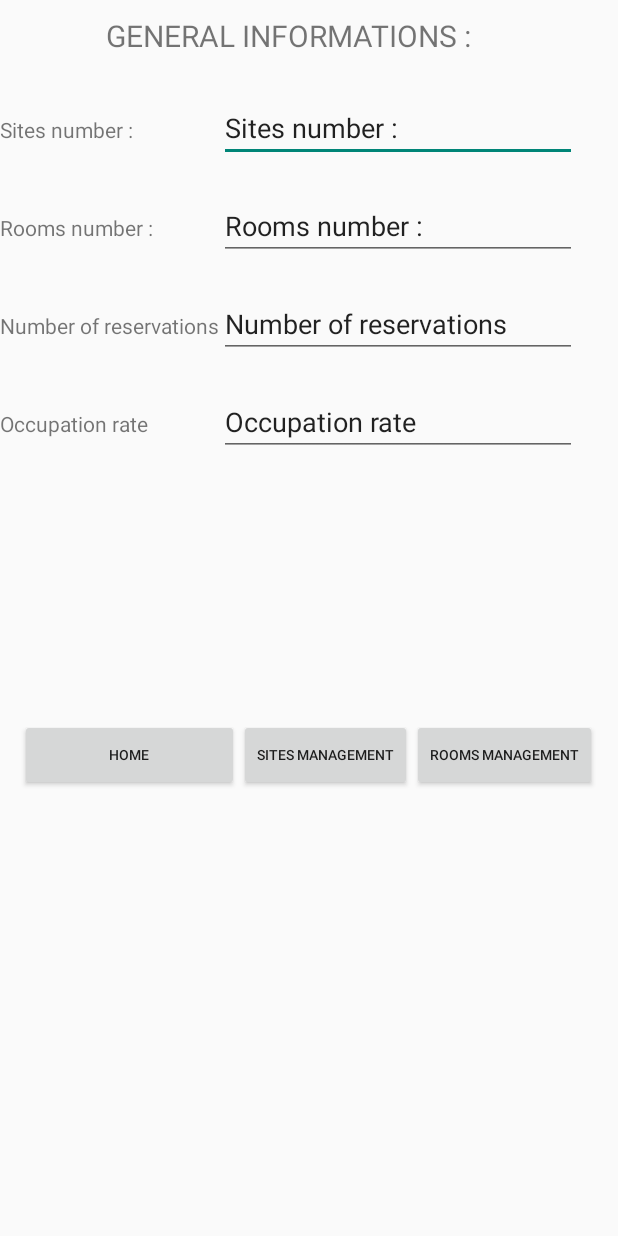
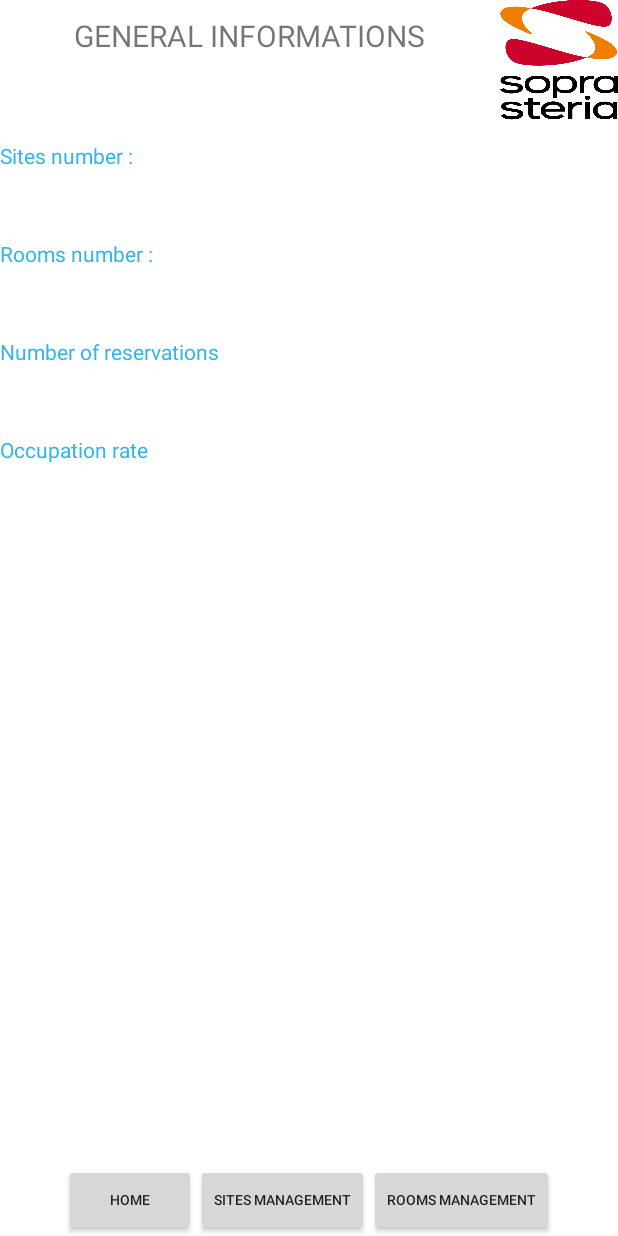
Before and after one commit to ASLoay/SopraSearch, an Android app: the layout general_info.xml on its own in the app's theme, with its tools: preview values and no code run, on a phone screen of 412 x 824 dp. Run offline under Robolectric (Android 15) with nearby library versions, the phone set to English and light mode, and no system bars.

Commit message:
Add general info

```diff
--- a/app/src/main/java/com/app/ashmawy/soprasearch/MainActivity.java
+++ b/app/src/main/java/com/app/ashmawy/soprasearch/MainActivity.java
@@ -43,7 +43,6 @@ public class MainActivity extends AppCompatActivity implements GUI_Output {
     private TextView dateBeginText;
     private TextView timeBegin;
     private TextView timeEnd;
-    private TextView currentSite;
     private EditText description;
     private EditText numOfCollab;
     private CheckBox visio;
@@ -59,7 +58,6 @@ public class MainActivity extends AppCompatActivity implements GUI_Output {
     java.sql.Date dateend;
     private Presenter presenter;
     private DataBase DB;
-    private ListView listSites;
     private ListView listRooms;
     private int siteOfRef;
     private String RoomToBook;
@@ -387,7 +385,7 @@ public class MainActivity extends AppCompatActivity implements GUI_Output {
         }
 
         ArrayAdapter<String> adapter = new ArrayAdapter<>(this, android.R.layout.simple_list_item_1, android.R.id.text1, modelsite);
-        listSites = (ListView) findViewById(R.id.listSites);
+        ListView listSites = (ListView) findViewById(R.id.listSites);
 
         // Assign adapter to ListView
         listSites.setAdapter(adapter);
@@ -417,7 +415,7 @@ public class MainActivity extends AppCompatActivity implements GUI_Output {
     public void setManageComponents() {
 
         // Set the current site
-        currentSite = (TextView) findViewById(R.id.textCurrentSite);
+        TextView currentSite = (TextView) findViewById(R.id.textCurrentSite);
         currentSite.setText(presenter.getCurrentSite());
     }
 
@@ -460,7 +458,25 @@ public class MainActivity extends AppCompatActivity implements GUI_Output {
     public void showGeneralInfoPageAfterCalcul(int nbSites, int nbRooms, int nbReservations, int reservationRate) {
         // On affiche la page avec les resultats
         setContentView(R.layout.general_info);
+        setGeneralInfoComponents();
     }
+
+    /**
+     * Create the components for the Login page
+     */
+    public void setGeneralInfoComponents() {
+        EditText nbSites        = (EditText) findViewById(R.id.editTextNbSites);
+        EditText nbRooms        = (EditText) findViewById(R.id.editTextNbSalles);
+        EditText nbReservation  = (EditText) findViewById(R.id.editTextNbReservations);
+        EditText rate           = (EditText) findViewById(R.id.editTextTO);
+
+        nbSites.setText("4");
+        nbRooms.setText("76");
+        nbReservation.setText("4");
+        rate.setText("4%");
+    }
+
+
 
 
 
--- a/app/src/main/java/com/app/ashmawy/soprasearch/Presenter/Presenter.java
+++ b/app/src/main/java/com/app/ashmawy/soprasearch/Presenter/Presenter.java
@@ -32,6 +32,7 @@ public class Presenter implements GUI_Listener, DB_Listener {
     private ArrayList<Site> siteList;
     private ArrayList<String> availableRooms=new ArrayList<>();
     private ArrayList<Integer> idAvailaibleRooms=new ArrayList<>();
+    private boolean userOrAdmin;
 
     // Special for General Info page
     private int sitesNb = -1;
@@ -69,15 +70,21 @@ public class Presenter implements GUI_Listener, DB_Listener {
      *************************/
 
     @Override
-    public void performAuthentication(String nickname, boolean UserOrAdmin) {
-        DB.inClientList(nickname, UserOrAdmin);
+    public void performAuthentication(String nickname, boolean userOrAdmin) {
+        this.userOrAdmin = userOrAdmin;
+        DB.inClientList(nickname, userOrAdmin);
         DB.searchSites();
     }
 
     @Override
     public void processResponseAuthentication (boolean accessGranted) {
         if (accessGranted){
-            GUI.showSearchScreenAfterConnect();
+            if(userOrAdmin) {
+                GUI.showSearchScreenAfterConnect();
+            }
+            else {
+                GUI.showGeneralInfoPageAfterCalcul(1,2,3,4);
+            }
         } else {
             GUI.showAlert("Access not authorized","Warning");
         }
--- a/app/src/main/res/layout/general_info.xml
+++ b/app/src/main/res/layout/general_info.xml
@@ -1,12 +1,50 @@
 <?xml version="1.0" encoding="utf-8"?>
 <RelativeLayout xmlns:android="http://schemas.android.com/apk/res/android"
-    android:layout_width="match_parent" android:layout_height="match_parent">
+    android:layout_width="match_parent" android:layout_height="match_parent"
+    android:weightSum="1"
+    android:background="#ffffff">
+
+    <LinearLayout
+        android:layout_width="wrap_content"
+        android:layout_height="wrap_content"
+        android:layout_gravity="center"
+        android:id="@+id/linearLayout"
+        android:layout_alignParentEnd="true"
+        android:layout_alignParentStart="true"
+        android:layout_alignParentBottom="true"
+        android:gravity="center">
+
+        <Button
+            android:layout_width="wrap_content"
+            android:layout_height="wrap_content"
+            android:text="@string/tableau_de_bord"
+            android:id="@+id/buttonTDB"
+            android:textSize="9sp" />
+
+        <Button
+            android:layout_width="wrap_content"
+            android:layout_height="wrap_content"
+            android:text="@string/gestion_sites"
+            android:id="@+id/buttonGDSites"
+            android:textSize="9sp" />
+
+        <Button
+            android:layout_width="wrap_content"
+            android:layout_height="wrap_content"
+            android:text="@string/gestion_rooms"
+            android:id="@+id/buttonGDSalles"
+            android:textSize="9sp" />
+
+    </LinearLayout>
 
     <TableLayout
         android:layout_width="match_parent"
         android:layout_height="match_parent"
         android:layout_centerHorizontal="true"
-        android:layout_alignParentTop="true">
+        android:layout_alignParentTop="true"
+        android:layout_alignParentEnd="true"
+        android:layout_alignParentStart="true"
+        android:stretchColumns="0" >
 
         <TableRow
             android:layout_width="match_parent"
@@ -20,9 +58,16 @@
                 android:layout_column="0"
                 android:paddingBottom="25dp"
                 android:paddingTop="10dp"
-                android:layout_span="3"
+                android:layout_span="2"
                 android:gravity="center"
-                android:textSize="20dp" />
+                android:textSize="20sp" />
+
+            <ImageView
+                android:layout_width="80dp"
+                android:layout_height="80dp"
+                android:id="@+id/imageView3"
+                android:layout_column="3"
+                android:background="@drawable/sopra" />
 
         </TableRow>
 
@@ -36,7 +81,8 @@
                 android:layout_height="wrap_content"
                 android:text="@string/nb_sites"
                 android:layout_column="0"
-                android:id="@+id/textViewNbSites" />
+                android:id="@+id/textViewNbSites"
+                android:textColor="#33b5e5" />
 
             <EditText
                 android:layout_width="wrap_content"
@@ -45,14 +91,7 @@
                 android:ems="10"
                 android:id="@+id/editTextNbSites"
                 android:layout_column="1"
-                android:text="@string/nb_sites"
                 android:layout_span="2" />
-        </TableRow>
-
-        <TableRow
-            android:layout_width="match_parent"
-            android:layout_height="match_parent">
-
         </TableRow>
 
         <TableRow
@@ -65,7 +104,8 @@
                 android:layout_height="wrap_content"
                 android:text="@string/nb_rooms"
                 android:id="@+id/textViewNbSalles"
-                android:layout_column="0" />
+                android:layout_column="0"
+                android:textColor="#33b5e5" />
 
             <EditText
                 android:layout_width="wrap_content"
@@ -74,13 +114,8 @@
                 android:ems="10"
                 android:id="@+id/editTextNbSalles"
                 android:layout_column="1"
-                android:text="@string/nb_rooms"
                 android:layout_span="2" />
         </TableRow>
-
-        <TableRow
-            android:layout_width="match_parent"
-            android:layout_height="match_parent"></TableRow>
 
         <TableRow
             android:layout_width="match_parent"
@@ -92,7 +127,8 @@
                 android:layout_height="wrap_content"
                 android:text="@string/reservation_number"
                 android:id="@+id/textViewReservations"
-                android:layout_column="0" />
+                android:layout_column="0"
+                android:textColor="#33b5e5" />
 
             <EditText
                 android:layout_width="wrap_content"
@@ -101,36 +137,21 @@
                 android:ems="10"
                 android:id="@+id/editTextNbReservations"
                 android:layout_column="1"
-                android:text="@string/reservation_number"
                 android:layout_span="2" />
 
         </TableRow>
 
         <TableRow
             android:layout_width="match_parent"
-            android:layout_height="match_parent"></TableRow>
-
-        <TableRow
-            android:layout_width="match_parent"
             android:layout_height="match_parent">
-
-        </TableRow>
-
-        <TableRow
-            android:layout_width="match_parent"
-            android:layout_height="match_parent"></TableRow>
-
-        <TableRow
-            android:layout_width="match_parent"
-            android:layout_height="match_parent"
-            android:paddingBottom="175dp">
 
             <TextView
                 android:layout_width="wrap_content"
                 android:layout_height="wrap_content"
                 android:text="@string/rate_occupation"
                 android:id="@+id/textViewTO"
-                android:layout_column="0" />
+                android:layout_column="0"
+                android:textColor="#33b5e5" />
 
             <EditText
                 android:layout_width="wrap_content"
@@ -139,64 +160,7 @@
                 android:ems="10"
                 android:id="@+id/editTextTO"
                 android:layout_column="1"
-                android:text="@string/rate_occupation"
                 android:layout_span="2" />
-        </TableRow>
-
-        <TableRow
-            android:layout_width="match_parent"
-            android:layout_height="match_parent"></TableRow>
-
-        <TableRow
-            android:layout_width="match_parent"
-            android:layout_height="match_parent"></TableRow>
-
-        <TableRow
-            android:layout_width="match_parent"
-            android:layout_height="match_parent"
-            android:gravity="center">
-
-        </TableRow>
-
-        <TableRow
-            android:layout_width="match_parent"
-            android:layout_height="match_parent"></TableRow>
-
-        <TableRow
-            android:layout_width="match_parent"
-            android:layout_height="match_parent"></TableRow>
-
-        <TableRow
-            android:layout_width="match_parent"
-            android:layout_height="match_parent"
-            android:baselineAligned="false"
-            android:measureWithLargestChild="false"
-            android:elevation="30dp"
-            android:gravity="center">
-
-            <Button
-                android:layout_width="wrap_content"
-                android:layout_height="wrap_content"
-                android:text="@string/tableau_de_bord"
-                android:id="@+id/buttonTDB"
-                android:layout_column="0"
-                android:textSize="9dp" />
-
-            <Button
-                android:layout_width="wrap_content"
-                android:layout_height="wrap_content"
-                android:text="@string/gestion_sites"
-                android:id="@+id/buttonGDSites"
-                android:layout_column="1"
-                android:textSize="9dp" />
-
-            <Button
-                android:layout_width="wrap_content"
-                android:layout_height="wrap_content"
-                android:text="@string/gestion_rooms"
-                android:id="@+id/buttonGDSalles"
-                android:layout_column="2"
-                android:textSize="9dp" />
         </TableRow>
     </TableLayout>
 </RelativeLayout>
--- a/app/src/main/res/values/strings.xml
+++ b/app/src/main/res/values/strings.xml
@@ -32,7 +32,7 @@
     <string name="list_rooms">Available rooms:</string>
     <string name="list_sites">Choose your site:</string>
     <string name="current_sites">Current site:</string>
-    <string name="general_info">GENERAL INFORMATIONS :</string>
+    <string name="general_info">GENERAL INFORMATIONS</string>
     <string name="nb_sites">Sites number :</string>
     <string name="nb_rooms">Rooms number :</string>
     <string name="tableau_de_bord">Home</string>
```
Also changed, not shown: 1 other file.
